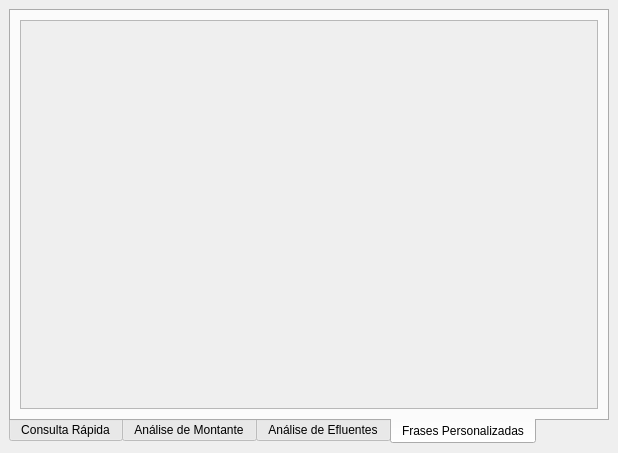
Old version of the form iat_teste_dockwidget_base.ui in the repository zyngra/IatTeste.
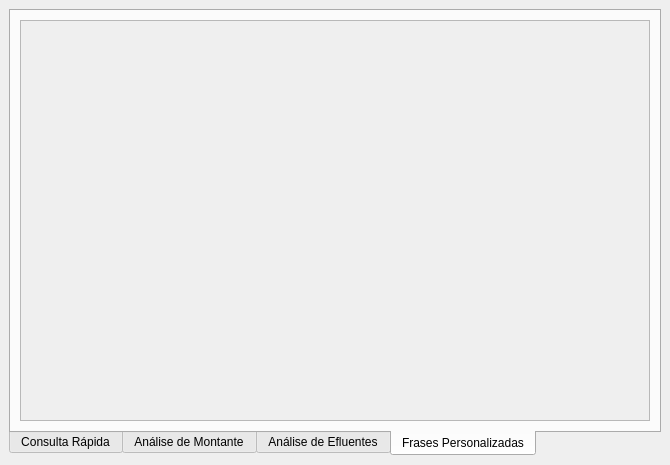
New version of the form. The open tabs and pages were chosen to show the change. Custom widgets are drawn as their Qt base class.

The edit to the form file:
```diff
--- a/iat_teste_dockwidget_base.ui
+++ b/iat_teste_dockwidget_base.ui
@@ -6,8 +6,8 @@
    <rect>
     <x>0</x>
     <y>0</y>
-    <width>618</width>
-    <height>453</height>
+    <width>670</width>
+    <height>465</height>
    </rect>
   </property>
   <property name="windowTitle">
@@ -629,8 +629,8 @@
             <rect>
              <x>0</x>
              <y>0</y>
-             <width>576</width>
-             <height>365</height>
+             <width>628</width>
+             <height>377</height>
             </rect>
            </property>
            <layout class="QVBoxLayout" name="verticalLayout"/>
```
